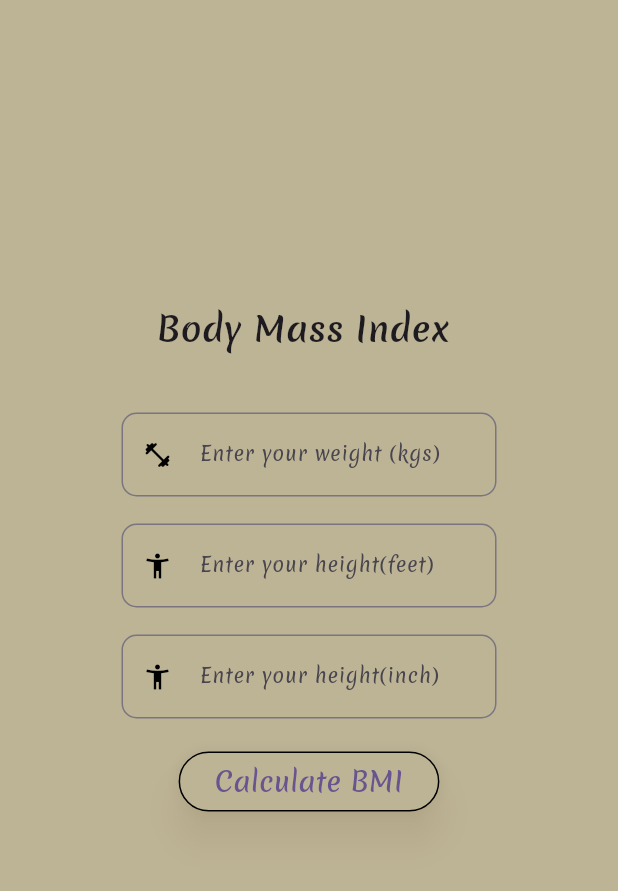
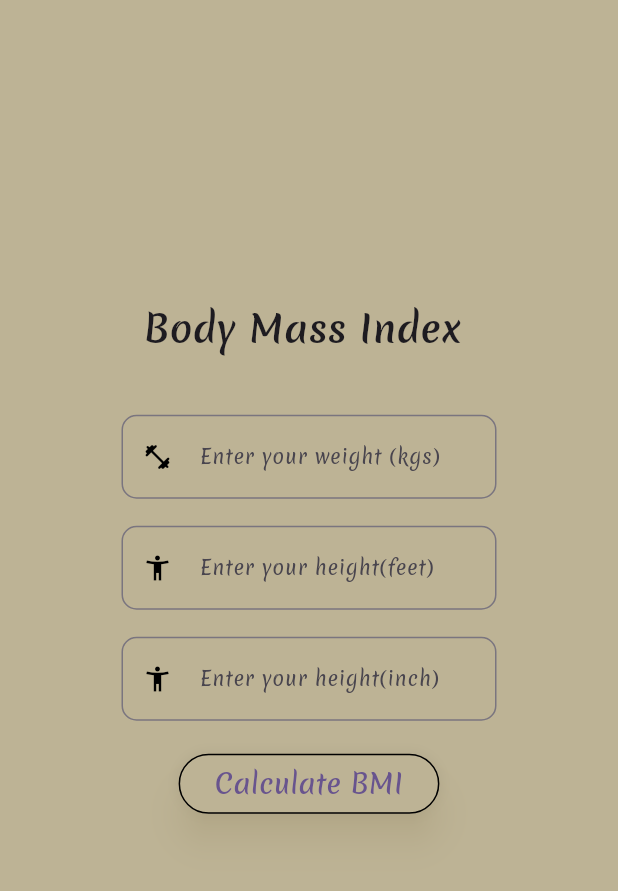
Before and after one commit to Harshitjhamb/BMI_Calculator, a Flutter app: the screen it shows after launch, on a phone screen of 412 x 824 dp, the part 66-957 px from its top. Run offline on Flutter 3.47's test engine with Material 3 defaults, Android fonts, the phone set to English and light mode, and no system bars.

Commit message:
Update main.dart

```diff
--- a/lib/main.dart
+++ b/lib/main.dart
@@ -59,7 +59,7 @@ class _MyHomePageState extends State<MyHomePage> {
                         'Body Mass Index ',
                         style: TextStyle(
                           fontWeight: FontWeight.w600,
-                          fontSize: 23,
+                          fontSize: 25,
                           fontFamily: "Font1",
                         ),
                       ),
```
